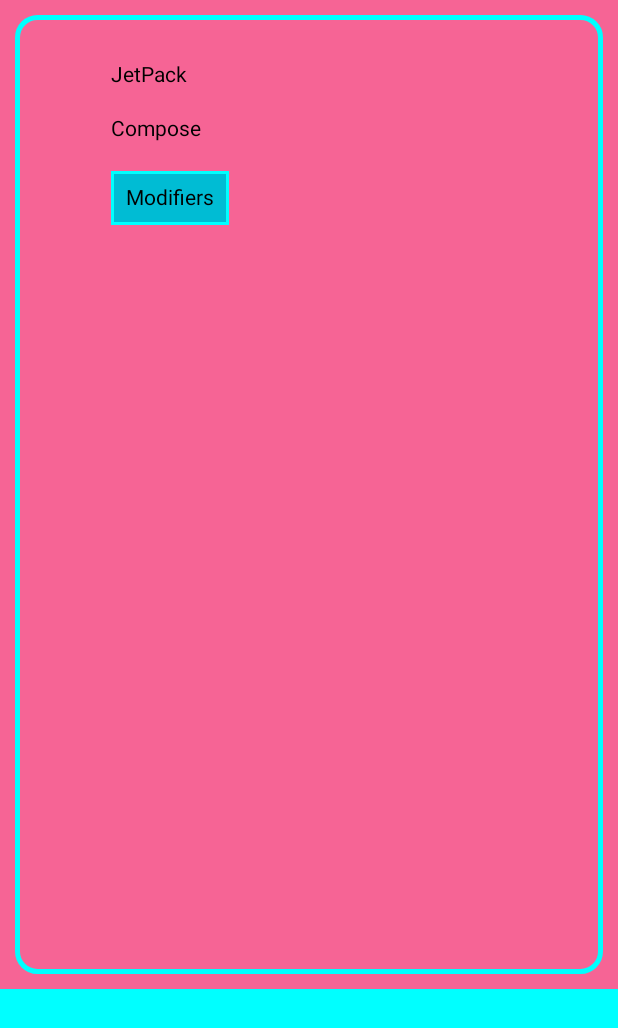
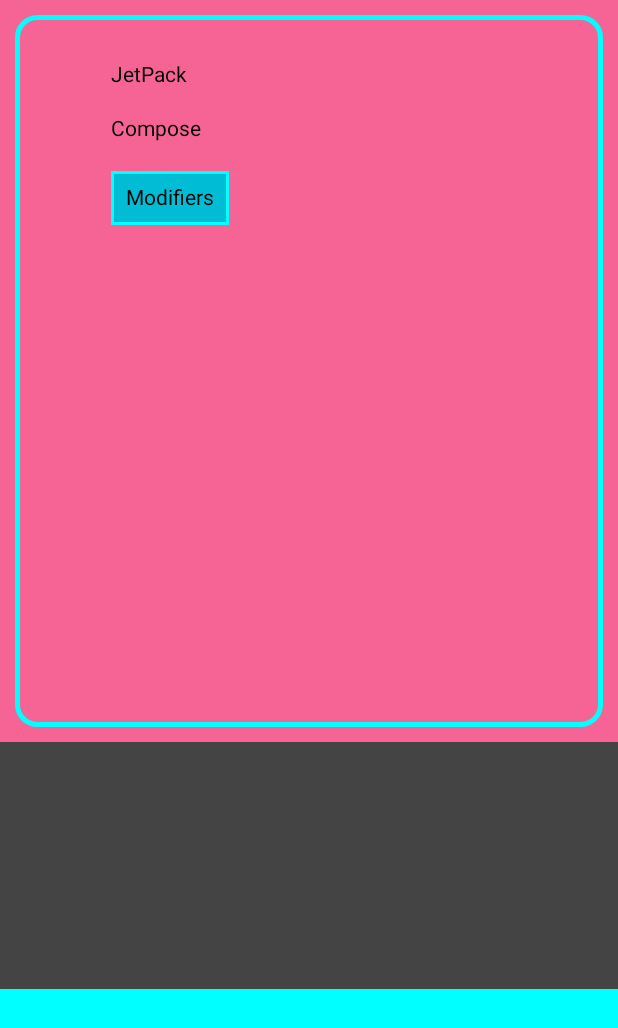
Before and after one commit to AyushPushpkar/JetpackIntro, an Android app built with Jetpack Compose: the screen it shows after launch (MainActivity2), on a phone screen of 412 x 824 dp. Shown: the top 1028 px of the screen. Run offline under Robolectric (Android 15) with nearby library versions, the phone set to English and light mode, and no system bars.

Commit message:
update color state

```diff
--- a/app/src/main/java/com/example/jetpackintro/ModifierActivity.kt
+++ b/app/src/main/java/com/example/jetpackintro/ModifierActivity.kt
@@ -44,7 +44,7 @@ class MainActivity2 : ComponentActivity() {
                 Column(
                     modifier = Modifier
                         .background(Pink)
-                        .fillMaxHeight(0.8f)
+                        .fillMaxHeight(0.6f)
                         .fillMaxWidth()
 //                    .requiredWidth(600.dp)
                         .padding(10.dp)
@@ -63,14 +63,51 @@ class MainActivity2 : ComponentActivity() {
                             .padding(10.dp)
                     )
                 }
-                Colorbox(
-                    modifier = Modifier.fillMaxSize()
-                )
+                val color = remember {
+                    mutableStateOf(Color.Cyan)
+                }
+                Colorbox2(
+                    modifier = Modifier
+                        .weight(1f)
+                        .fillMaxSize()
+                ){
+                    color.value = it
+                }
+                Box(
+                    modifier = Modifier
+                        .background(color.value)
+                        .weight(1f)
+                        .fillMaxSize()
+                ) {}
             }
         }
     }
 
     private fun enableEdgeToEdge() {}
+}
+
+@Composable
+fun Colorbox2(
+    modifier: Modifier = Modifier ,
+    updateColor: (Color) -> Unit
+){
+
+    Box (
+        modifier = modifier
+            .background(Color.DarkGray)
+            .clickable {
+                updateColor(
+                    Color(
+                        Random.nextFloat(),
+                        Random.nextFloat(),
+                        Random.nextFloat(),
+                        1f   // opacity
+                    )
+                )
+            }
+    ){
+
+    }
 }
 
 @Composable
```
